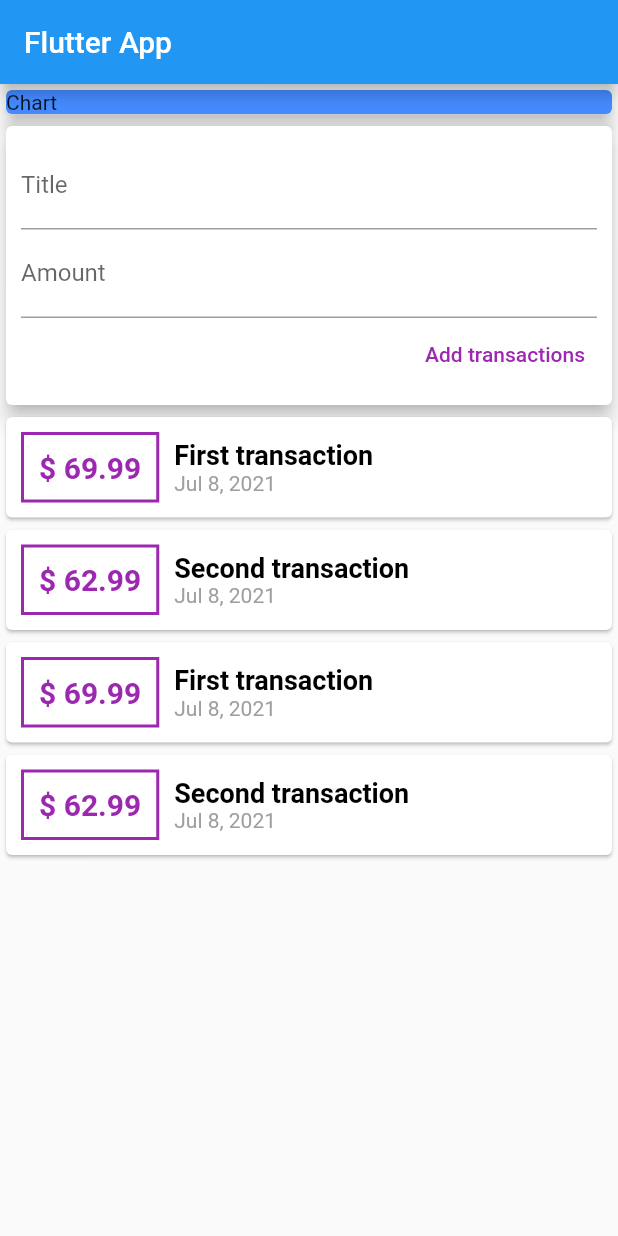
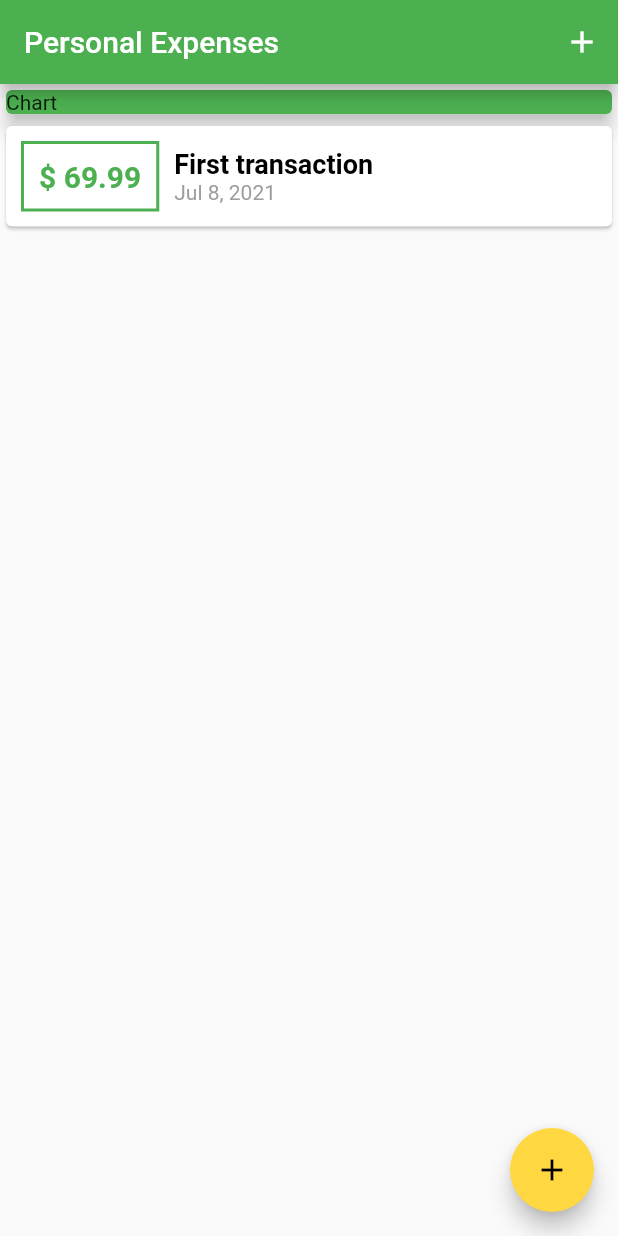
Before and after one commit to kgoel085/Flutter-Tutorial, a Flutter app: the screen it shows after launch, on a phone screen of 412 x 824 dp. Run offline on Flutter 3.47's test engine with Material 2 defaults, Android fonts, the phone set to English and light mode, and no system bars.

Commit message:
Added action button for app bar Added list view for transactions

```diff
--- a/lib/main.dart
+++ b/lib/main.dart
@@ -1,33 +1,99 @@
 import 'package:flutter/material.dart';
-import './widgets/transactions/widget.dart';
+import './widgets/transactions/list.dart';
+import './widgets/transactions/text_fields.dart';
+import './widgets/transactions/model.dart';
 
 void main() => runApp(MyApp());
+
+const Map<String, String> appSettings = {'appName': 'Personal Expenses'};
 
 class MyApp extends StatelessWidget {
   @override
   Widget build(BuildContext context) {
     return MaterialApp(
-      title: 'Flutter App',
+      title: appSettings['appName'],
       home: MyHomePage(),
+      theme: ThemeData(
+        primarySwatch: Colors.green,
+        accentColor: Colors.amberAccent,
+      ),
     );
   }
 }
 
-class MyHomePage extends StatelessWidget {
+class MyHomePage extends StatefulWidget {
+  @override
+  _MyHomePageState createState() => _MyHomePageState();
+}
+
+class _MyHomePageState extends State<MyHomePage> {
+  final List<Transaction> _userTransactions = [
+    Transaction(
+        id: '1',
+        amount: 69.99,
+        date: DateTime.now(),
+        title: 'First transaction'),
+  ];
+
+  void _addNewTransaction(String txTitle, double txAmount) {
+    final tx = Transaction(
+      id: DateTime.now().toString(),
+      title: txTitle,
+      amount: txAmount,
+      date: DateTime.now(),
+    );
+
+    setState(() {
+      _userTransactions.add(tx);
+    });
+  }
+
+  void _startAddNewTraction(BuildContext ctx) {
+    showModalBottomSheet(
+      context: ctx,
+      builder: (_) {
+        return GestureDetector(
+          child: TransactionTextFields(submitHandler: _addNewTransaction),
+          onTap: () {},
+          behavior: HitTestBehavior.opaque,
+        );
+      },
+    );
+  }
+
   @override
   Widget build(BuildContext context) {
     return Scaffold(
       appBar: AppBar(
-        title: Text('Flutter App'),
+        title: Text(appSettings['appName']),
+        actions: <Widget>[
+          IconButton(
+            onPressed: () => _startAddNewTraction(context),
+            icon: Icon(Icons.add),
+          ),
+        ],
       ),
       body: SingleChildScrollView(
         child: Column(
           mainAxisAlignment: MainAxisAlignment.start,
           crossAxisAlignment: CrossAxisAlignment.stretch,
           children: <Widget>[
-            TransactionWidget(),
+            Container(
+              width: double.infinity,
+              child: Card(
+                color: Theme.of(context).primaryColor,
+                child: Text('Chart'),
+                elevation: 5,
+              ),
+            ),
+            TransactionList(userTransactions: _userTransactions),
           ],
         ),
+      ),
+      floatingActionButtonLocation: FloatingActionButtonLocation.endFloat,
+      floatingActionButton: FloatingActionButton(
+        child: Icon(Icons.add),
+        onPressed: () => _startAddNewTraction(context),
       ),
     );
   }
--- a/lib/widgets/transactions/list.dart
+++ b/lib/widgets/transactions/list.dart
@@ -12,11 +12,10 @@ class TransactionList extends StatelessWidget {
   Widget build(BuildContext context) {
     return Container(
       height: 300,
-      child: SingleChildScrollView(
-        child: Column(
-          children: userTransactions
-              .map(
-                (transaction) => Card(
+      child: ListView.builder(
+        itemBuilder: (ctx, index) {
+          final Transaction transaction = userTransactions[index];
+          return Card(
             child: Row(
               children: <Widget>[
                 Container(
@@ -24,16 +23,16 @@ class TransactionList extends StatelessWidget {
                   margin: EdgeInsets.all(10),
                   decoration: BoxDecoration(
                     border: Border.all(
-                            color: Colors.purple,
+                      color: Theme.of(context).primaryColor,
                       width: 2,
                     ),
                   ),
                   child: Text(
-                          '\$ ${transaction.amount}',
+                    '\$ ${transaction.amount.toStringAsFixed(2)}',
                     style: TextStyle(
                         fontWeight: FontWeight.bold,
                         fontSize: 20,
-                              color: Colors.purple),
+                        color: Theme.of(context).primaryColor),
                   ),
                 ),
                 Column(
@@ -54,10 +53,9 @@ class TransactionList extends StatelessWidget {
                 )
               ],
             ),
-                ),
-              )
-              .toList(),
-        ),
+          );
+        },
+        itemCount: userTransactions.length,
       ),
     );
   }
--- a/lib/widgets/transactions/widget.dart
+++ /dev/null
@@ -1,74 +0,0 @@
-import 'package:flutter/material.dart';
-import './model.dart';
-import './list.dart';
-import './text_fields.dart';
-
-class TransactionWidget extends StatefulWidget {
-  @override
-  _TransactionWidgetState createState() => _TransactionWidgetState();
-}
-
-class _TransactionWidgetState extends State<TransactionWidget> {
-  final List<Transaction> _userTransactions = [
-    Transaction(
-        id: '1',
-        amount: 69.99,
-        date: DateTime.now(),
-        title: 'First transaction'),
-    Transaction(
-        id: '2',
-        amount: 62.99,
-        date: DateTime.now(),
-        title: 'Second transaction'),
-    Transaction(
-        id: '1',
-        amount: 69.99,
-        date: DateTime.now(),
-        title: 'First transaction'),
-    Transaction(
-        id: '2',
-        amount: 62.99,
-        date: DateTime.now(),
-        title: 'Second transaction'),
-    Transaction(
-        id: '1',
-        amount: 69.99,
-        date: DateTime.now(),
-        title: 'First transaction'),
-    Transaction(
-        id: '2',
-        amount: 62.99,
-        date: DateTime.now(),
-        title: 'Second transaction')
-  ];
-
-  void _addNewTransaction(String txTitle, double txAmount) {
-    final tx = Transaction(
-        id: DateTime.now().toString(),
-        title: txTitle,
-        amount: txAmount,
-        date: DateTime.now());
-
-    setState(() {
-      _userTransactions.add(tx);
-    });
-  }
-
-  @override
-  Widget build(BuildContext context) {
-    return Column(
-      children: <Widget>[
-        Container(
-          width: double.infinity,
-          child: Card(
-            color: Colors.blueAccent,
-            child: Text('Chart'),
-            elevation: 5,
-          ),
-        ),
-        TransactionTextFields(submitHandler: _addNewTransaction),
-        TransactionList(userTransactions: _userTransactions),
-      ],
-    );
-  }
-}
```
Also changed, not shown: lib/widgets/transactions/text_fields.dart (+29 -7 lines). Lines whose indentation alone changed are shown as unchanged.
